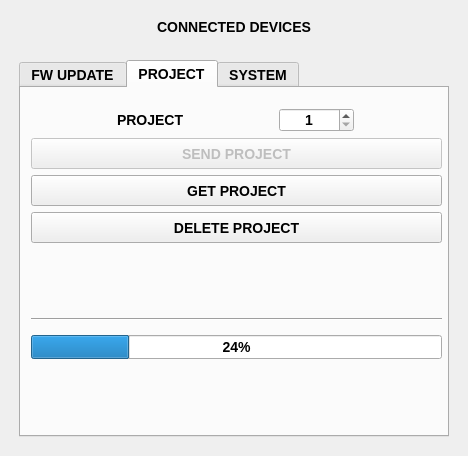
Above: apps/oxi_desktop/mainwindow.ui from OXI-Instruments/OXI-Desktop before the change. Below: the same form after it.
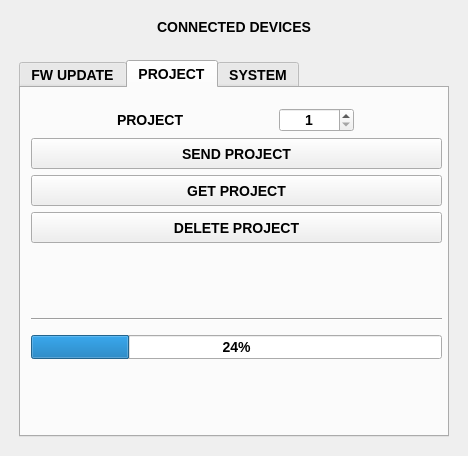
That is the form after the change. The open tabs and pages were chosen to show the change.

```diff
--- a/apps/oxi_desktop/mainwindow.ui
+++ b/apps/oxi_desktop/mainwindow.ui
@@ -263,7 +263,7 @@
            <item>
             <widget class="QPushButton" name="sendProjectButton">
              <property name="enabled">
-              <bool>false</bool>
+              <bool>true</bool>
              </property>
              <property name="sizePolicy">
               <sizepolicy hsizetype="Minimum" vsizetype="Expanding">
```
Left out of the diff: 2 changed lines with no effect on the pictures.
